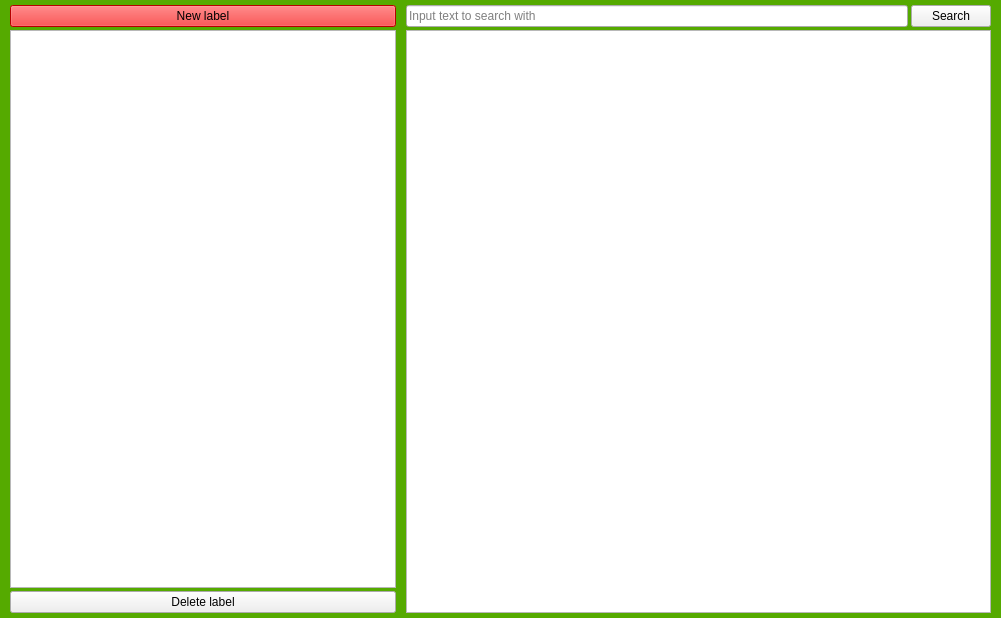
This is temp_resources/mainwindow.ui in SuperSolik/gui_1h2020-notes-app as Qt 5 draws it before an edit. The edited form follows.
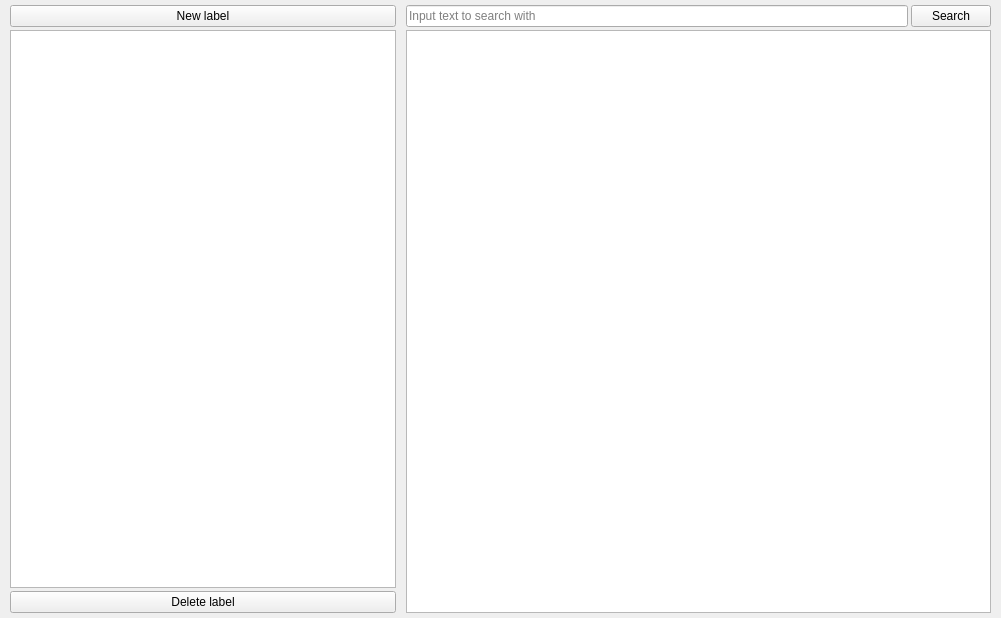
This is the edited form.

Commit message: removed unused css from ui form

```diff
--- a/temp_resources/mainwindow.ui
+++ b/temp_resources/mainwindow.ui
@@ -17,9 +17,7 @@
    <bool>false</bool>
   </property>
   <property name="styleSheet">
-   <string notr="true">QMainWindow {
-	background-color: rgb(85, 170, 0);
-}</string>
+   <string notr="true"/>
   </property>
   <widget class="QWidget" name="centralwidget">
    <layout class="QHBoxLayout" name="horizontalLayout" stretch="2,3">
@@ -62,9 +60,7 @@
           <bool>false</bool>
          </property>
          <property name="styleSheet">
-          <string notr="true">QPushButton#newLabelBtn {
-	background: red;
-}</string>
+          <string notr="true"/>
          </property>
          <property name="text">
           <string>New label</string>
```
Left out of the diff: 2 changed lines with no effect on the pictures.
